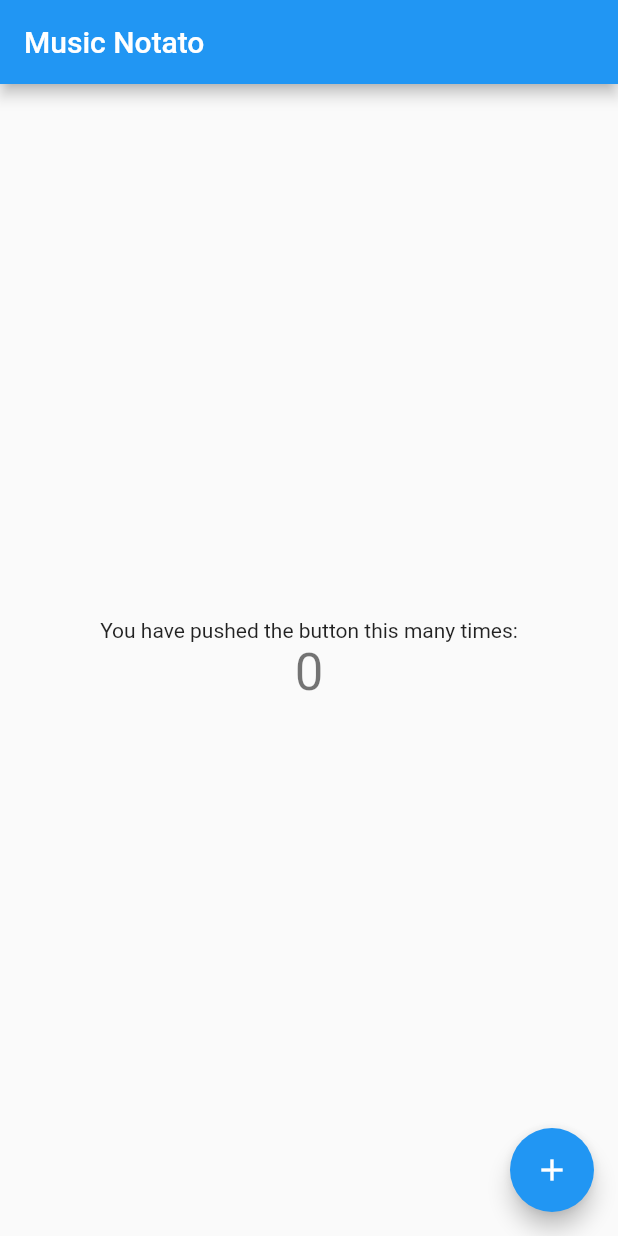
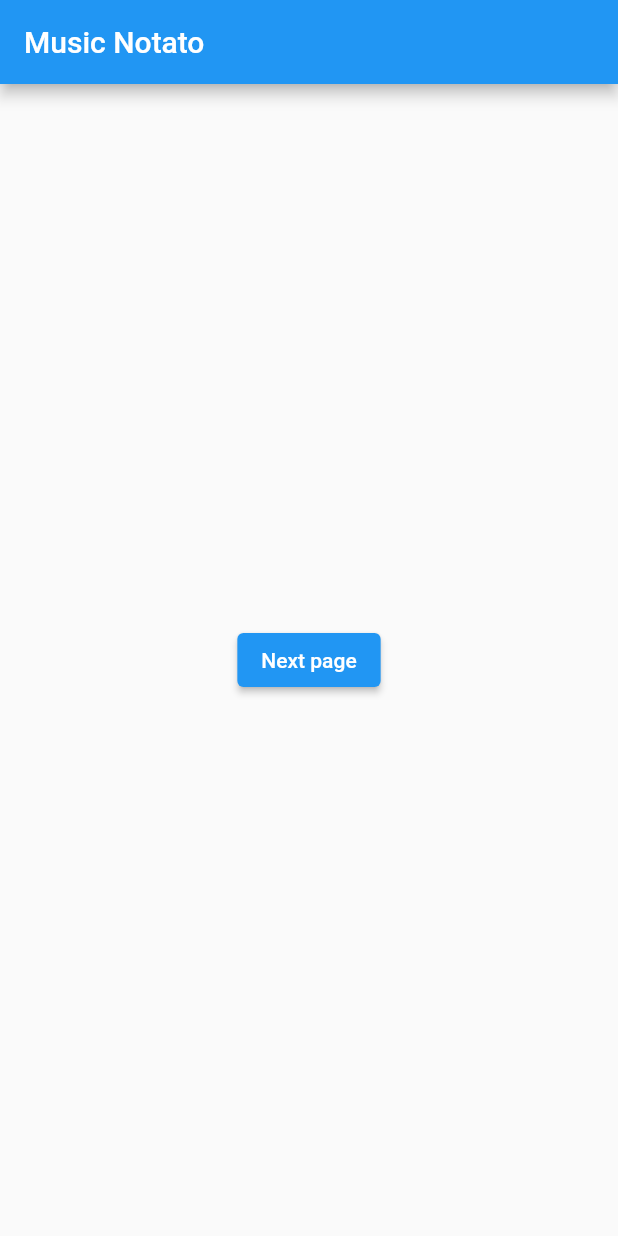
Before and after one commit to bretjackson/MusicNotato, a Flutter app: the screen it shows after launch, on a phone screen of 412 x 824 dp. Run offline on Flutter 3.47's test engine with Material 2 defaults, Android fonts, the phone set to English and light mode, and no system bars.

Commit message:
Broke some stuff, will revert
Broke some stuff, will revert

```diff
--- a/music_notato/lib/main.dart
+++ b/music_notato/lib/main.dart
@@ -45,6 +45,25 @@ class MyHomePage extends StatefulWidget {
 
   @override
   State<MyHomePage> createState() => _MyHomePageState();
+}
+
+class NextPage extends StatelessWidget {
+  const NextPage({super.key});
+
+  @override
+  Widget build(BuildContext context) {
+    return Scaffold(
+      appBar: AppBar(
+        title: const Text('First Route'),
+      ),
+      body: Center(
+        child: ElevatedButton(
+          child: const Text('Open route'),
+          onPressed: () {},
+        ),
+      ),
+    );
+  }
 }
 
 class _MyHomePageState extends State<MyHomePage> {
@@ -95,21 +114,31 @@ class _MyHomePageState extends State<MyHomePage> {
           // horizontal).
           mainAxisAlignment: MainAxisAlignment.center,
           children: <Widget>[
-            const Text(
-              'You have pushed the button this many times:',
-            ),
-            Text(
-              '$_counter',
-              style: Theme.of(context).textTheme.headline4,
-            ),
+            ElevatedButton(
+                onPressed: () {
+                  Navigator.push(
+                    context,
+                    MaterialPageRoute(builder: (context) => const NextPage()),
+                  );
+                },
+                child: const Text("Next page"))
           ],
         ),
       ),
-      floatingActionButton: FloatingActionButton(
-        onPressed: _incrementCounter,
-        tooltip: 'Increment',
-        child: const Icon(Icons.add),
-      ), // This trailing comma makes auto-formatting nicer for build methods.
     );
   }
 }
+
+// class _NextPageState extends State<NextPage> {
+//   Widget build(BuildContext context) {
+//     return Scaffold(
+//       body: Center(
+//         child: Column(
+//           children: [
+//             const Text("This is the next page"),
+//           ],
+//         ),
+//       ),
+//     );
+//   }
+// }
```
